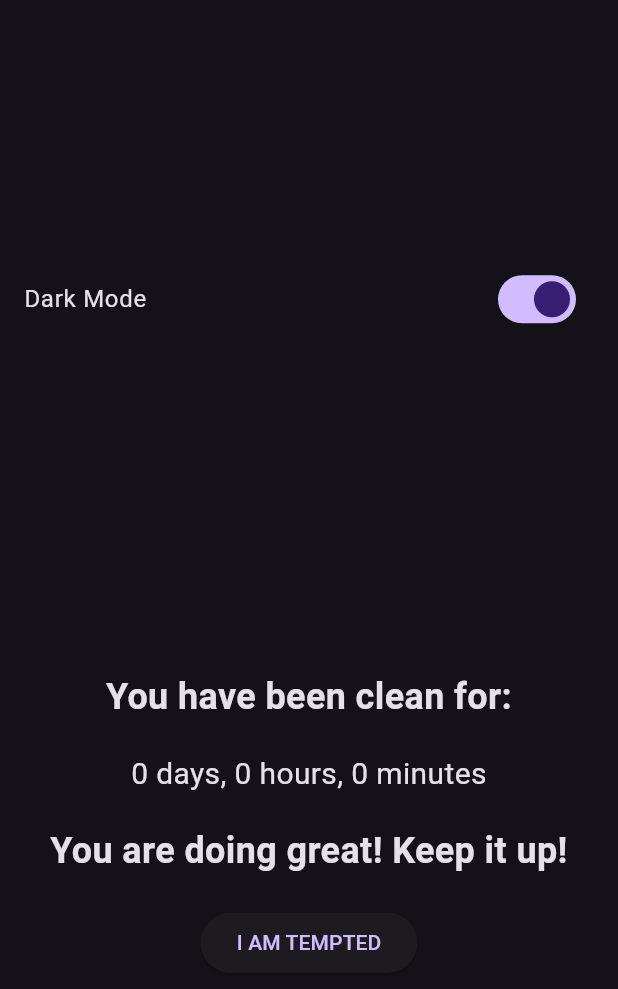
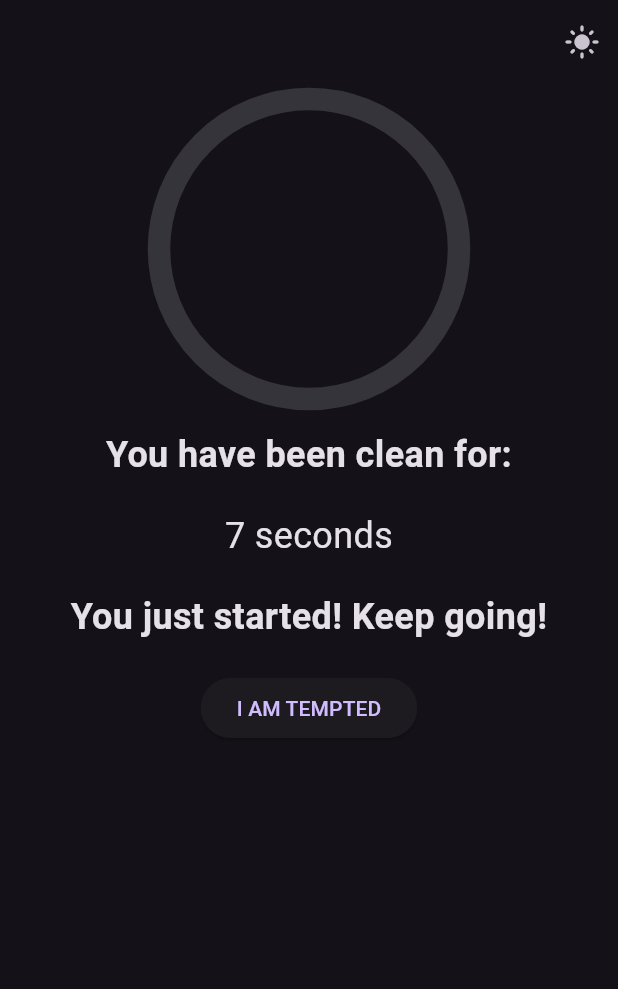
Before and after one commit to deynesdev/quitr, a Flutter app: the screen it shows after launch, on a phone screen of 412 x 824 dp. Shown: the top 989 px of the screen. Run offline on Flutter 3.47's test engine with Material 3 defaults, Android fonts, the phone set to English and light mode, and no system bars; our stand-ins replace shared_preferences.

Commit message:
Updated to v0.3.0!
Refactor UI layout and status message display:

    Merged clean status text inside main StreamBuilder for dynamic updates

    Replaced CircularProgressIndicator.adaptive with CircularProgressIndicator, adjusted styling

    Added vertical spacing (SizedBox) between widgets for better layout

    Simplified statusMessage conditions, removed redundant cases

    Removed unnecessary constant widgets wrapping dynamic content

    Improved visual hierarchy and alignment of progress and status text
    CircleIndicator now has a background and is much more intuitive

```diff
--- a/lib/main.dart
+++ b/lib/main.dart
@@ -100,35 +100,99 @@ class _MyHomePageState extends State<MyHomePage> {
     setState(() {});
   }
 
+  String formatDuration(Duration diff) {
+    final parts = <String>[];
+    if (diff.inDays > 0) {
+      parts.add('${diff.inDays} days');
+    }
+    if (diff.inHours % 24 > 0) {
+      parts.add('${diff.inHours % 24} hours');
+    }
+    if (diff.inMinutes % 60 > 0) {
+      parts.add('${diff.inMinutes % 60} minutes');
+    }
+    if (diff.inSeconds % 60 > 0) {
+      parts.add('${diff.inSeconds % 60} seconds');
+    }
+    if (parts.isEmpty) {
+      return '0 seconds';
+    }
+    return parts.join(', ');
+  }
+
+  Widget statusMessage(Duration diff) {
+    if (diff.inDays < 0) {
+                  return const Text(
+                    'You have not relapsed yet!',
+                    style: TextStyle(fontSize: 24, fontWeight: FontWeight.bold),
+                    textAlign: TextAlign.center,
+                  );
+                }
+                if (diff.inDays > 21) {
+                  return const Text(
+                    'You have been clean for more than 21 days! Keep it up!',
+                    style: TextStyle(fontSize: 24, fontWeight: FontWeight.bold),
+                    textAlign: TextAlign.center,
+                  );
+                }
+                if (diff.inDays == 0 && diff.inHours == 0 && diff.inMinutes == 0) {
+                  return const Text(
+                    'You just started! Keep going!',
+                    style: TextStyle(fontSize: 24, fontWeight: FontWeight.bold),
+                    textAlign: TextAlign.center,
+                  );
+                }
+                if (diff.inDays == 21) {
+                  return const Text(
+                    'Congratulations! You have been clean for 21 days!',
+                    style: TextStyle(fontSize: 24, fontWeight: FontWeight.bold),
+                    textAlign: TextAlign.center,
+                  );
+                }
+                else {
+                  return const Text(
+                    'You are doing great! Keep it up!',
+                    style: TextStyle(fontSize: 24, fontWeight: FontWeight.bold),
+                    textAlign: TextAlign.center,
+                  );
+                }
+  }
+
   @override
   Widget build(BuildContext context) {
     return Scaffold(
+      appBar: AppBar(
+        actions: [
+          IconButton(
+            icon: Icon(widget.isDarkMode ? Icons.light_mode : Icons.dark_mode),
+            onPressed: widget.toggleTheme,
+          ),
+        ],
+      ),
       body: Center(
         child: Column(
-          mainAxisAlignment: MainAxisAlignment.center,
           children: [
-            SwitchListTile(
-              title: const Text('Dark Mode'),
-              value: widget.isDarkMode,
-              onChanged: (_) => widget.toggleTheme(),
-            ),
+            const SizedBox(height: 10),
+
             StreamBuilder<DateTime>(
               stream: _timeStream,
               builder: (context, snapshot) {
                 final now = snapshot.data ?? DateTime.now();
                 final diff = now.difference(lastRelapseTime);
+                final status = statusMessage(diff);
 
                 return Column(
                   children: [
                     SizedBox(
                       width: 200,
                       height: 200,
-                      child: CircularProgressIndicator.adaptive(
-                        strokeWidth: 10,
+                      child: CircularProgressIndicator(
+                        strokeWidth: 15,
                         value: _getProgress(now),
-                        valueColor: const AlwaysStoppedAnimation<Color>(
-                          Colors.blue,
+                        valueColor: AlwaysStoppedAnimation<Color>(
+                        Theme.of(context).colorScheme.primary,
                         ),
+                        backgroundColor: Theme.of(context).colorScheme.surfaceContainerHighest,
                       ),
                     ),
                     const Padding(
@@ -141,23 +205,18 @@ class _MyHomePageState extends State<MyHomePage> {
                       ),
                     ),
                     Text(
-                      '${diff.inDays} days, '
-                      '${diff.inHours % 24} hours, '
-                      '${diff.inMinutes % 60} minutes',
-                      style: const TextStyle(fontSize: 20),
-                      textAlign: TextAlign.center,
+                      formatDuration(diff),
+                      style : const TextStyle(
+                        fontSize: 24,
+                      ),
+                      textAlign: TextAlign.center
                     ),
+                    const SizedBox(height: 20),
+                    status,
+                    const SizedBox(height: 20),
                   ],
                 );
               },
-            ),
-            const Padding(
-              padding: EdgeInsets.all(20.0),
-              child: Text(
-                'You are doing great! Keep it up!',
-                style: TextStyle(fontSize: 24, fontWeight: FontWeight.bold),
-                textAlign: TextAlign.center,
-              ),
             ),
             ElevatedButton(
               onPressed: () {
--- a/pubspec.yaml
+++ b/pubspec.yaml
@@ -16,7 +16,7 @@ publish_to: 'none' # Remove this line if you wish to publish to pub.dev
 # https://developer.apple.com/library/archive/documentation/General/Reference/InfoPlistKeyReference/Articles/CoreFoundationKeys.html
 # In Windows, build-name is used as the major, minor, and patch parts
 # of the product and file versions while build-number is used as the build suffix.
-version: 0.2.0+4
+version: 0.3.0+5
 
 environment:
   sdk: ^3.8.1
```
